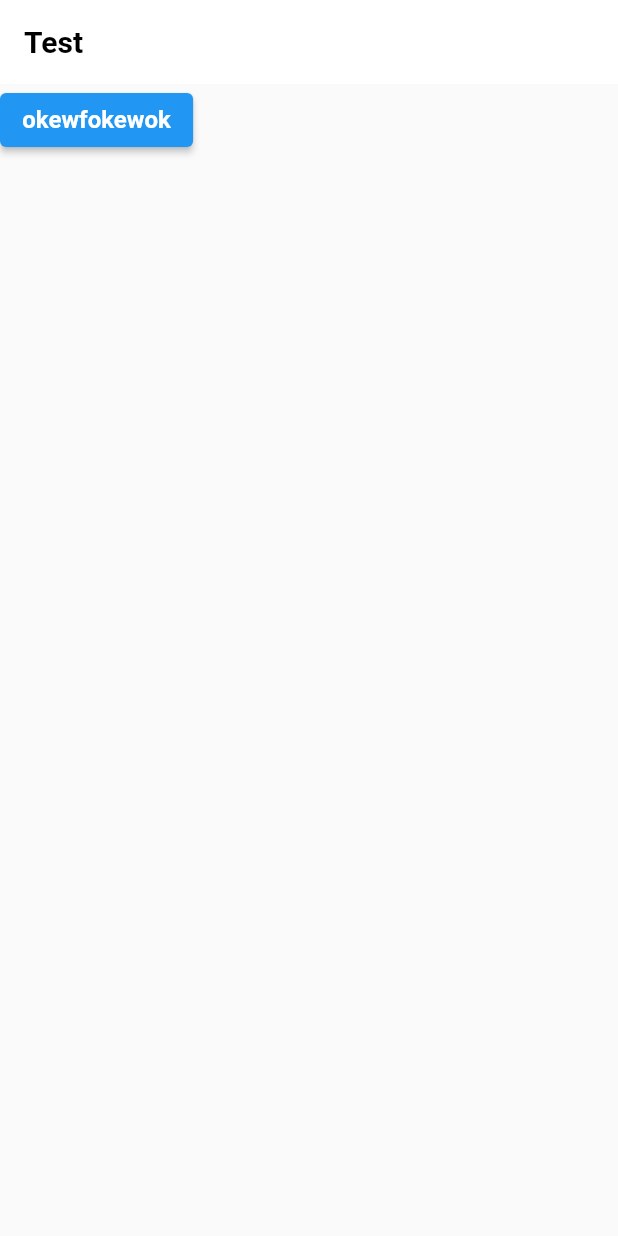
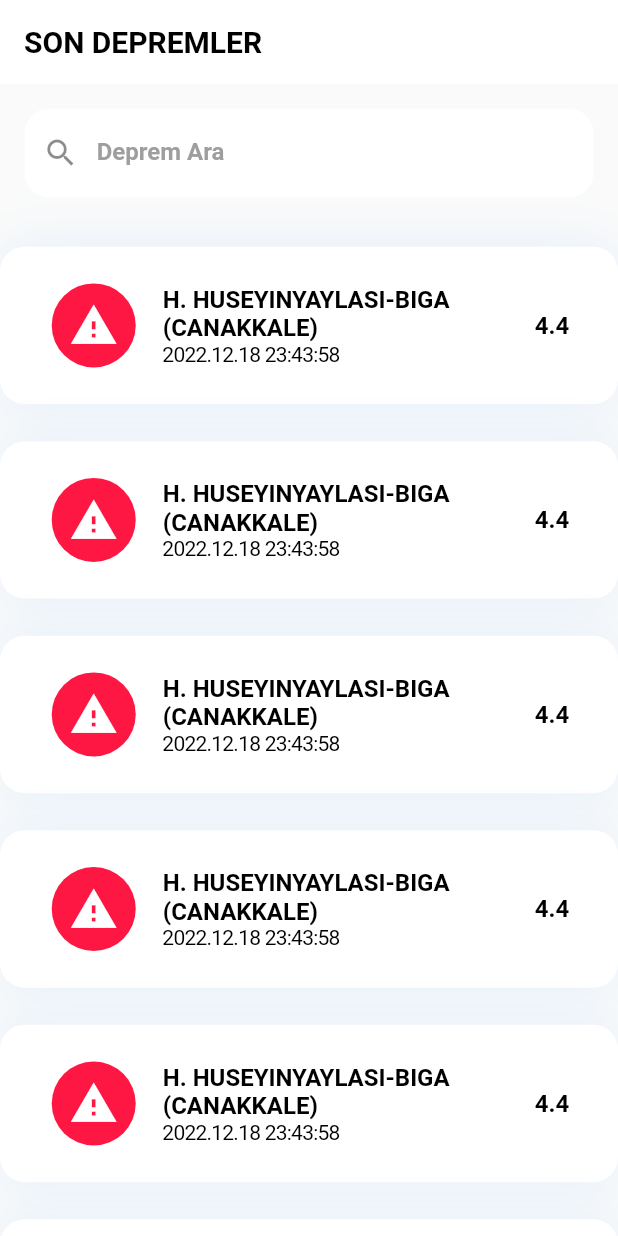
Before and after one commit to akaanuzman/kandilli_rasathanesi_app, a Flutter app: the screen it shows after launch, on a phone screen of 412 x 824 dp. Run offline on Flutter 3.47's test engine with Material 2 defaults, Android fonts, the light colour scheme and no system bars; our stand-ins replace animate_do, dio, flutter_secure_storage, shimmer_animation; generated files the repository leaves out were written again.

Commit message:
last earthquakes page was complated

```diff
--- a/assets/langs/app_tr.arb
+++ b/assets/langs/app_tr.arb
@@ -1,3 +1,4 @@
 {
-    "test": "Test"
+    "lastEarthquakes": "SON DEPREMLER",
+    "searchEarthQuake": "Deprem Ara"
 }
--- a/lib/main.dart
+++ b/lib/main.dart
@@ -1,6 +1,8 @@
 import 'package:flutter/material.dart';
 import 'package:kandilli_rasathanesi_app/core/base/base_singleton.dart';
 import 'package:kandilli_rasathanesi_app/products/views/home_view.dart';
+
+// TODO: Learn dart export
 
 void main() => runApp(
       const MyApp(),
--- a/lib/products/views/home_view.dart
+++ b/lib/products/views/home_view.dart
@@ -1,18 +1,112 @@
+import 'package:animate_do/animate_do.dart';
 import 'package:flutter/material.dart';
 import 'package:flutter_gen/gen_l10n/app_localizations.dart';
+import 'package:kandilli_rasathanesi_app/core/base/base_singleton.dart';
+import 'package:kandilli_rasathanesi_app/core/extensions/ui_extensions.dart';
+import 'package:kandilli_rasathanesi_app/uikit/decoration/special_container_decoration.dart';
+import 'package:kandilli_rasathanesi_app/uikit/textformfield/default_text_form_field.dart';
 
-class HomeView extends StatelessWidget {
+class HomeView extends StatelessWidget with BaseSingleton {
   const HomeView({super.key});
 
   @override
   Widget build(BuildContext context) {
     return Scaffold(
       appBar: AppBar(
-        title: Text(AppLocalizations.of(context)!.test),
+        title: _appBarTitle(context),
       ),
-      body: ElevatedButton(
-        onPressed: () {},
-        child: Text("okewfokewok"),
+      body: FadeInRight(
+        child: ListView(
+          children: [
+            _searchEarthquakeField(context),
+            context.emptySizedHeightBox2x,
+            _earthquakeList(context),
+          ],
+        ),
+      ),
+    );
+  }
+
+  FadeInLeft _appBarTitle(BuildContext context) {
+    return FadeInLeft(
+      child: Text(AppLocalizations.of(context)!.lastEarthquakes),
+    );
+  }
+
+  Padding _searchEarthquakeField(BuildContext context) {
+    return Padding(
+      padding: context.padding2x,
+      child: DefaultTextFormField(
+        context: context,
+        labelText: AppLocalizations.of(context)!.searchEarthQuake,
+        prefixIcon: icons.search,
+      ),
+    );
+  }
+
+  ListView _earthquakeList(BuildContext context) {
+    bool shrinkWrap = true;
+    int itemCount = 10;
+    return ListView.separated(
+      shrinkWrap: shrinkWrap,
+      physics: context.neverScroll,
+      itemCount: itemCount,
+      separatorBuilder: (BuildContext context, int index) {
+        return context.emptySizedHeightBox3x;
+      },
+      itemBuilder: (BuildContext context, int index) {
+        return _item(context);
+      },
+    );
+  }
+
+  Container _item(BuildContext context) {
+    return Container(
+      padding: context.padding2x,
+      decoration: SpecialContainerDecoration(context: context),
+      child: ListTile(
+        leading: _circleAvatarInsideIcon(context),
+        title: _subtitle1BoldText(
+          context: context,
+          data: "H. HUSEYINYAYLASI-BIGA (CANAKKALE)",
+        ),
+        subtitle: Text(
+          "2022.12.18 23:43:58",
+          style: context.textTheme.subtitle2,
+        ),
+        trailing: _subtitle1BoldText(
+          context: context,
+          data: "4.4",
+        ),
+      ),
+    );
+  }
+
+  CircleAvatar _circleAvatarInsideIcon(BuildContext context) {
+    return CircleAvatar(
+      minRadius: 25,
+      maxRadius: 30,
+      backgroundColor: colors.redAccent4,
+      child: _warningIcon(context),
+    );
+  }
+
+  Icon _warningIcon(BuildContext context) {
+    return Icon(
+      Icons.warning,
+      size: context.dynamicWidth(0.08),
+      color: colors.white,
+    );
+  }
+
+  Text _subtitle1BoldText({
+    required BuildContext context,
+    required String data,
+  }) {
+    return Text(
+      data,
+      style: context.textTheme.subtitle1!.copyWith(
+        fontWeight: context.fw700,
       ),
     );
   }
--- /dev/null
+++ b/lib/uikit/decoration/special_box_shadow.dart
@@ -0,0 +1,17 @@
+import 'package:flutter/material.dart';
+
+import '../../core/theme/color/my_colors.dart';
+
+// Component that provides shadow in the design
+
+class SpecialBoxShadow extends BoxShadow {
+  SpecialBoxShadow({
+    Color? color,
+    double? blurRadius,
+  }) : super(
+          color: color ?? MyColors.instance.primaryBoxShadowColor,
+          offset: const Offset(0, 0),
+          blurRadius: blurRadius ?? 30,
+          spreadRadius: 0,
+        );
+}
--- /dev/null
+++ b/lib/uikit/decoration/special_container_decoration.dart
@@ -0,0 +1,24 @@
+import 'package:flutter/material.dart';
+
+import '../../core/extensions/ui_extensions.dart';
+import '../../core/theme/color/my_colors.dart';
+import 'special_box_shadow.dart';
+
+// Special boxdecoration feature used for containers
+
+class SpecialContainerDecoration extends BoxDecoration {
+  SpecialContainerDecoration({
+    Key? key,
+    required BuildContext context,
+    Color? color,
+    BorderRadiusGeometry? borderRadius,
+    List<BoxShadow>? boxShadow,
+    double? blurRadius,
+    DecorationImage? image,
+  }) : super(
+          color: color ?? MyColors.instance.white,
+          borderRadius: borderRadius ?? context.borderRadius4x,
+          boxShadow: boxShadow ?? [SpecialBoxShadow(blurRadius: blurRadius)],
+          image: image,
+        );
+}
--- /dev/null
+++ b/lib/uikit/textformfield/default_text_form_field.dart
@@ -0,0 +1,67 @@
+import 'package:flutter/material.dart';
+import '../../core/extensions/ui_extensions.dart';
+
+import '../../../core/theme/color/my_colors.dart';
+import 'special_text_form_field.dart';
+
+class DefaultTextFormField extends SpecialTextFormField {
+  DefaultTextFormField({
+    super.key,
+    required BuildContext context,
+    required String labelText,
+    Widget? prefixIcon,
+    IconData? suffixIcon,
+    String? hintText,
+    bool obscureText = false,
+    Color? color,
+    VoidCallback? onTap,
+    TextEditingController? controller,
+    String? Function(String?)? validator,
+    Function(String)? onChanged,
+    TextStyle? style,
+    TextStyle? labelStyle,
+    TextStyle? hintStyle,
+    String? initialValue,
+    bool readOnly = false,
+    TextInputType? keyboardType,
+    OutlineInputBorder? enabledBorder,
+    OutlineInputBorder? focusedBorder,
+    bool filled = false,
+    Color? fillColor,
+    int? minLines,
+    int? maxLines,
+  }) : super(
+          context: context,
+          labelText: labelText,
+          hintText: hintText,
+          prefixIcon: prefixIcon,
+          initialValue: initialValue,
+          enabledBorder: OutlineInputBorder(
+            borderSide: BorderSide(color: MyColors.instance.white),
+            borderRadius: context.borderRadius4x,
+          ),
+          focusedBorder: OutlineInputBorder(
+            borderSide: const BorderSide(),
+            borderRadius: context.borderRadius4x,
+          ),
+          errorBorder: OutlineInputBorder(
+            borderSide: BorderSide(color: MyColors.instance.red),
+            borderRadius: context.borderRadius4x,
+          ),
+          focusedErrorBorder: OutlineInputBorder(
+            borderSide: const BorderSide(),
+            borderRadius: context.borderRadius4x,
+          ),
+          controller: controller,
+          obscureText: obscureText,
+          keyboardType: keyboardType,
+          validator: validator,
+          onChanged: onChanged,
+          filled: filled,
+          fillColor: fillColor,
+          minLines: minLines,
+          maxLines: maxLines,
+          readOnly: readOnly,
+          style: style,
+        );
+}
--- /dev/null
+++ b/lib/uikit/textformfield/special_text_form_field.dart
@@ -0,0 +1,82 @@
+import 'package:flutter/material.dart';
+
+import '../../../core/extensions/ui_extensions.dart';
+import '../../../core/theme/color/my_colors.dart';
+
+class SpecialTextFormField extends Theme {
+  SpecialTextFormField({
+    Key? key,
+    required BuildContext context,
+    required String labelText,
+    Widget? prefixIcon,
+    IconData? suffixIcon,
+    String? hintText,
+    bool obscureText = false,
+    Color? color,
+    VoidCallback? onTap,
+    TextEditingController? controller,
+    String? Function(String?)? validator,
+    Function(String)? onChanged,
+    TextStyle? style,
+    TextStyle? labelStyle,
+    TextStyle? hintStyle,
+    String? initialValue,
+    bool readOnly = false,
+    TextInputType? keyboardType,
+    OutlineInputBorder? enabledBorder,
+    OutlineInputBorder? focusedBorder,
+    OutlineInputBorder? errorBorder,
+    OutlineInputBorder? focusedErrorBorder,
+    bool filled = false,
+    Color? fillColor,
+    int? minLines,
+    int? maxLines,
+  }) : super(
+          key: key,
+          data: Theme.of(context).copyWith(
+            colorScheme: ThemeData().colorScheme.copyWith(
+                  primary: color ?? MyColors.instance.black,
+                ),
+          ),
+          child: TextFormField(
+            readOnly: readOnly,
+            controller: controller,
+            validator: validator,
+            onChanged: onChanged,
+            initialValue: initialValue,
+            onTap: onTap,
+            cursorColor: color ?? MyColors.instance.black,
+            obscureText: obscureText,
+            decoration: InputDecoration(
+              prefixIcon: prefixIcon,
+              suffixIcon: Icon(suffixIcon),
+              labelText: labelText,
+              labelStyle: labelStyle ??
+                  context.textTheme.subtitle1!.copyWith(
+                      fontWeight: FontWeight.w700,
+                      color: MyColors.instance.grey),
+              floatingLabelStyle: context.textTheme.subtitle1!.copyWith(
+                fontWeight: FontWeight.w700,
+              ),
+              hintText: hintText,
+              hintStyle: hintStyle ??
+                  context.textTheme.subtitle2!.copyWith(
+                    fontWeight: FontWeight.w700,
+                    color: MyColors.instance.grey6
+                  ),
+              enabledBorder: enabledBorder,
+              focusedBorder: focusedBorder,
+              errorBorder: errorBorder,
+              focusedErrorBorder: focusedErrorBorder,
+              filled: true,
+              fillColor: MyColors.instance.white,
+            ),
+            style: style ?? context.textTheme.subtitle1!.copyWith(
+              fontWeight: FontWeight.w800,
+            ),
+            keyboardType: keyboardType,
+            minLines: minLines,
+            maxLines: maxLines ?? 1,
+          ),
+        );
+}
```
Also changed, not shown: lib/core/extensions/ui_extensions.dart (+29 -0 lines), lib/uikit/alert/special_alert.dart (added, +154 -0 lines), lib/uikit/button/special_button.dart (added, +69 -0 lines), lib/uikit/skeleton/skeleton_item.dart (added, +24 -0 lines), lib/uikit/skeleton/skeleton_list.dart (added, +67 -0 lines), lib/uikit/snackbar/special_snackbar.dart (added, +31 -0 lines).
